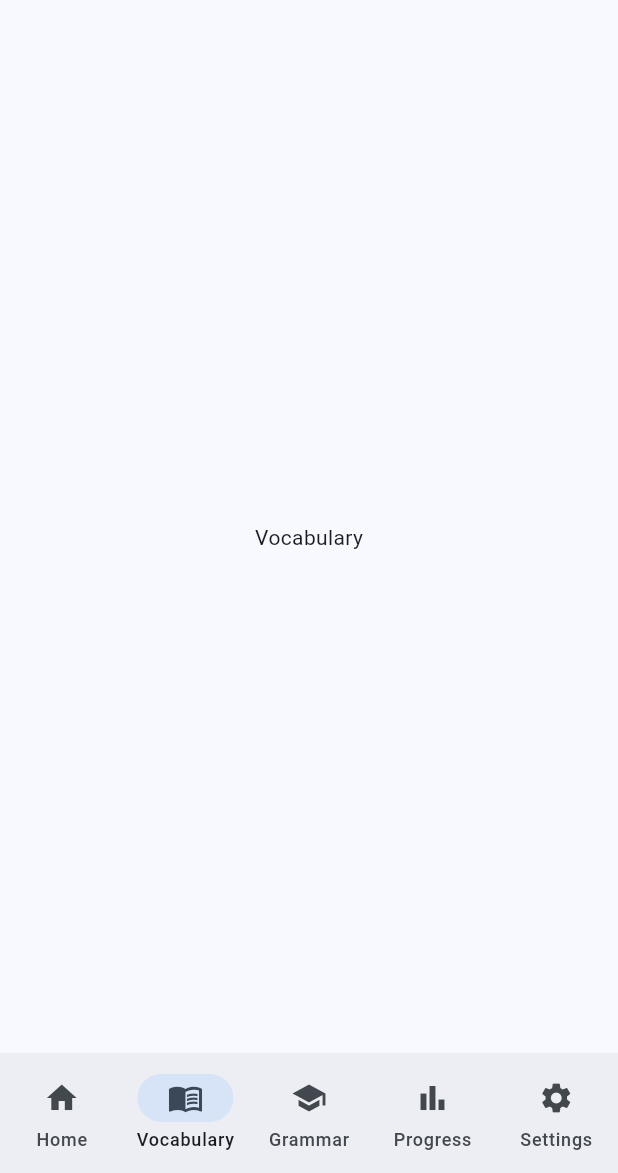
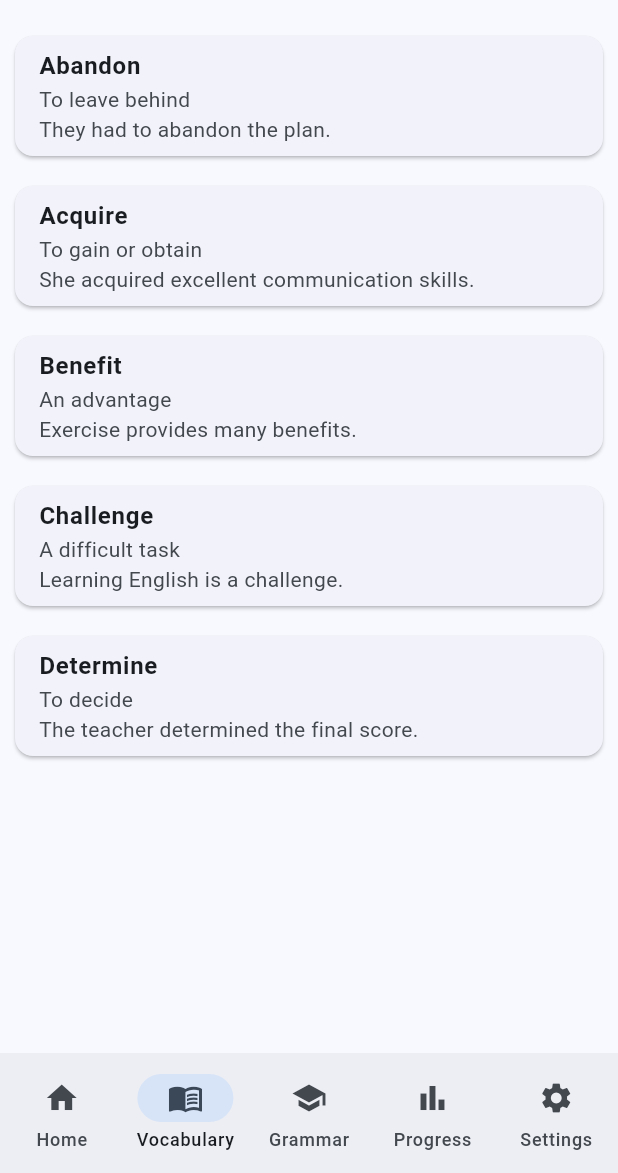
Before and after one commit to skmdrazib/odyssey-ielts, a Flutter app: the screen it shows after launch, item 2 of the bottom bar chosen, on a phone screen of 412 x 824 dp, the part 63-1236 px from its top. Run offline on Flutter 3.47's test engine with Material 3 defaults, Android fonts, the phone set to English and light mode, and no system bars.

Commit message:
Create vocabulary module

```diff
--- /dev/null
+++ b/lib/features/vocabulary/data/vocabulary_data.dart
@@ -0,0 +1,33 @@
+import '../models/vocabulary_word.dart';
+
+final vocabularyWords = [
+  VocabularyWord(
+    word: 'Abandon',
+    meaning: 'To leave behind',
+    example: 'They had to abandon the plan.',
+  ),
+
+  VocabularyWord(
+    word: 'Acquire',
+    meaning: 'To gain or obtain',
+    example: 'She acquired excellent communication skills.',
+  ),
+
+  VocabularyWord(
+    word: 'Benefit',
+    meaning: 'An advantage',
+    example: 'Exercise provides many benefits.',
+  ),
+
+  VocabularyWord(
+    word: 'Challenge',
+    meaning: 'A difficult task',
+    example: 'Learning English is a challenge.',
+  ),
+
+  VocabularyWord(
+    word: 'Determine',
+    meaning: 'To decide',
+    example: 'The teacher determined the final score.',
+  ),
+];
--- /dev/null
+++ b/lib/features/vocabulary/models/vocabulary_word.dart
@@ -0,0 +1,11 @@
+class VocabularyWord {
+  final String word;
+  final String meaning;
+  final String example;
+
+  VocabularyWord({
+    required this.word,
+    required this.meaning,
+    required this.example,
+  });
+}
--- /dev/null
+++ b/lib/features/vocabulary/pages/vocabulary_page.dart
@@ -0,0 +1,32 @@
+import 'package:flutter/material.dart';
+
+import '../data/vocabulary_data.dart';
+
+class VocabularyPage extends StatelessWidget {
+  const VocabularyPage({super.key});
+
+  @override
+  Widget build(BuildContext context) {
+    return ListView.builder(
+      itemCount: vocabularyWords.length,
+      itemBuilder: (context, index) {
+        final word = vocabularyWords[index];
+
+        return Card(
+          margin: const EdgeInsets.all(10),
+          child: ListTile(
+            title: Text(
+              word.word,
+              style: const TextStyle(
+                fontWeight: FontWeight.bold,
+              ),
+            ),
+            subtitle: Text(
+              '${word.meaning}\n${word.example}',
+            ),
+          ),
+        );
+      },
+    );
+  }
+}
--- a/lib/main.dart
+++ b/lib/main.dart
@@ -1,4 +1,5 @@
 import 'package:flutter/material.dart';
+import 'features/vocabulary/pages/vocabulary_page.dart';
 
 void main() {
   runApp(const OdysseyApp());
@@ -33,7 +34,7 @@ class _MainNavigationPageState extends State<MainNavigationPage> {
 
 final pages = const [
   Center(child: Text('Home')),
-    Center(child: Text('Vocabulary')),
+  VocabularyPage(),
   Center(child: Text('Grammar')),
   Center(child: Text('Progress')),
   Center(child: Text('Settings')),
```
Lines whose indentation alone changed are shown as unchanged.
